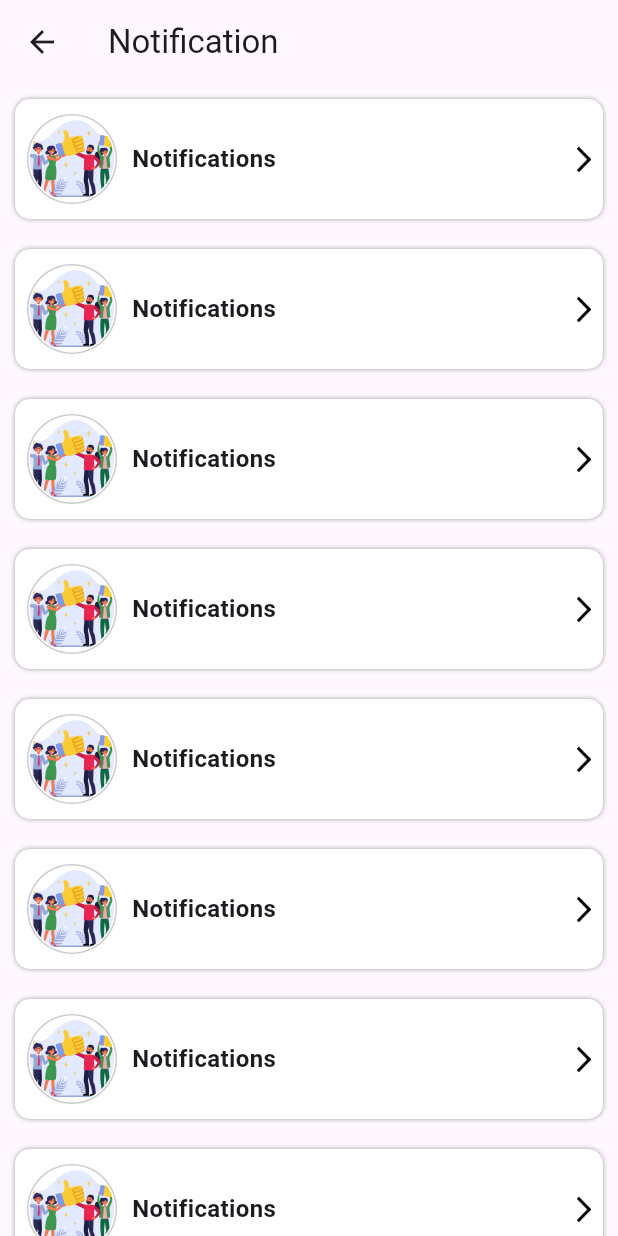
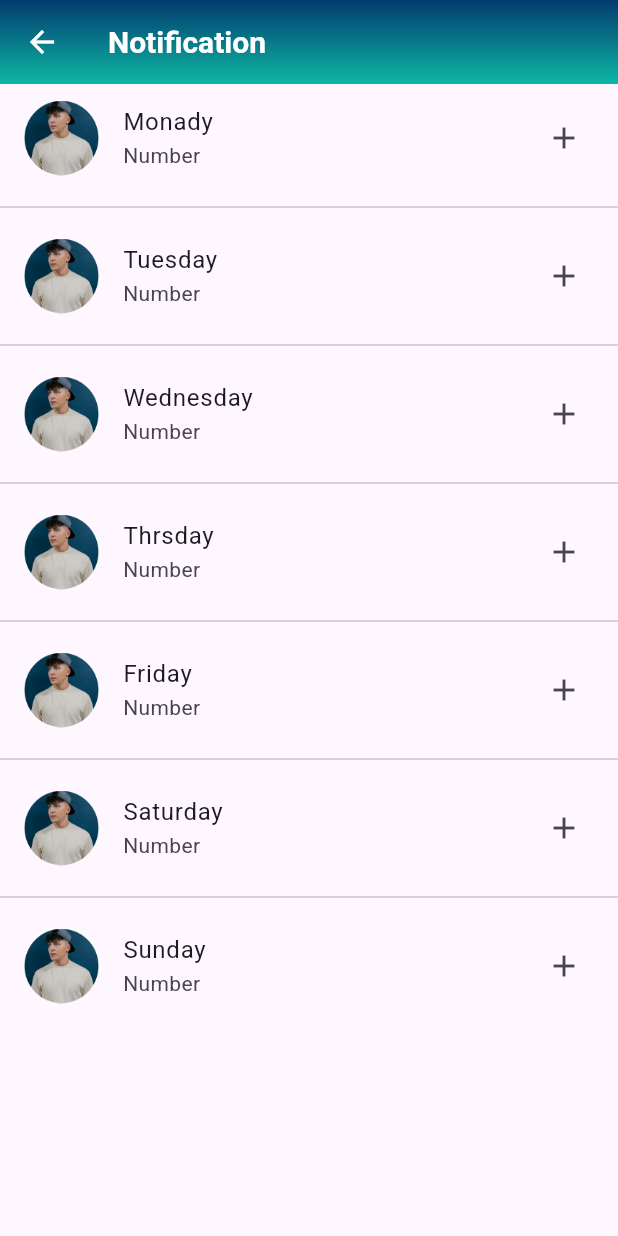
Before and after one commit to ajayrana78767/Core-Attendance-App, a Flutter app: the Notificationscreen screen opened directly, on a phone screen of 412 x 824 dp. Run offline on Flutter 3.47's test engine with Material 3 defaults, Android fonts, the phone set to English and light mode, and no system bars.

Commit message:
Add new screens

```diff
--- a/lib/Screens/notificationScreen.dart
+++ b/lib/Screens/notificationScreen.dart
@@ -1,4 +1,7 @@
+// ignore: file_names
 import 'package:flutter/material.dart';
+import 'package:new_project/Utils/colors_utils.dart';
+
 
 class Notificationscreen extends StatefulWidget {
   const Notificationscreen({super.key});
@@ -8,50 +11,38 @@ class Notificationscreen extends StatefulWidget {
 }
 
 class _NotificationscreenState extends State<Notificationscreen> {
+  var arrMonth = ['Monady','Tuesday','Wednesday','Thrsday','Friday','Saturday','Sunday'];
+  ColorsUtils colorUtils = ColorsUtils();
   @override
   Widget build(BuildContext context) {
     return Scaffold(
       appBar: AppBar(
-        title: Text("Notification"),
+        title: Text("Notification", style: TextStyle(fontSize: 20, fontWeight: FontWeight.bold),),
+        foregroundColor: Colors.white,
+        flexibleSpace: Container(
+            decoration: BoxDecoration(
+              gradient: LinearGradient(
+                colors: [colorUtils.primaryColor, colorUtils.secondaryColor, colorUtils.tertiaryColor],
+                begin: Alignment.topCenter,
+                end: Alignment.bottomCenter,
+              ),
+            ),
+          ),
+          elevation: 0,
       ),
-      body: ListView.builder(
-        scrollDirection: Axis.vertical,
-        itemBuilder: (context, index) {
-          return Container(
-                margin: EdgeInsets.all(10),
-                alignment: Alignment.center,
-                height: 80,
-                width: double.infinity,
-                decoration: BoxDecoration(
-                  color: Colors.white,
-                  borderRadius: BorderRadius.circular(10), // Rounded corners
-                  boxShadow: [
-                    BoxShadow(
-                      color: Colors.grey, // Shadow color
-                      blurRadius: 2, // How soft the shadow looks
-                    ),
-                  ],
-                ),
-                 child: Padding(
-                  padding: const EdgeInsets.all(8.0),
-                  child: Row(
-                    children: [
-                      Image.asset("assets/images/customerIcon.png", height: 60,  width: 60,),
-                      Expanded(
-                        flex: 1,
-                        child: Padding(
-                          padding: const EdgeInsets.all(10.0),
-                          child: Text("Notifications", style: TextStyle(fontSize: 16, fontWeight: FontWeight.bold),),
-                        )
-                        ),
-                      Image.asset("assets/images/arrowIcon.png", height: 18,width: 10,),
-                    ],
-                  ),
-                ),
-          );
+      body: ListView.separated(itemBuilder: (context, index) {
+        return ListTile(
+          leading: Image.asset("assets/images/profileImg.png", height: 50, width: 50, fit: BoxFit.fill,),
+          title: Text(arrMonth[index]),
+          subtitle: Text('Number'),
+          trailing: Icon(Icons.add),
+        );
         },
-        itemCount: 20,
-      )
+        itemCount: arrMonth.length,
+        separatorBuilder: (context, index) {
+          return Divider(height: 20, thickness: 1,);
+        },
+      ),
     );
   }
 }
```
Also changed, not shown: lib/Screens/dashboardscreen.dart (+8 -6 lines), lib/Screens/profileScreen.dart (+110 -1 lines), pubspec.yaml (+4 -4 lines), assets/fonts/Roboto-VariableFont_wdth,wght.ttf (added), assets/images/locationIcon.png (added), assets/images/mailIcon.png (added), assets/images/phoneIcon.png (added), 19 other files.
